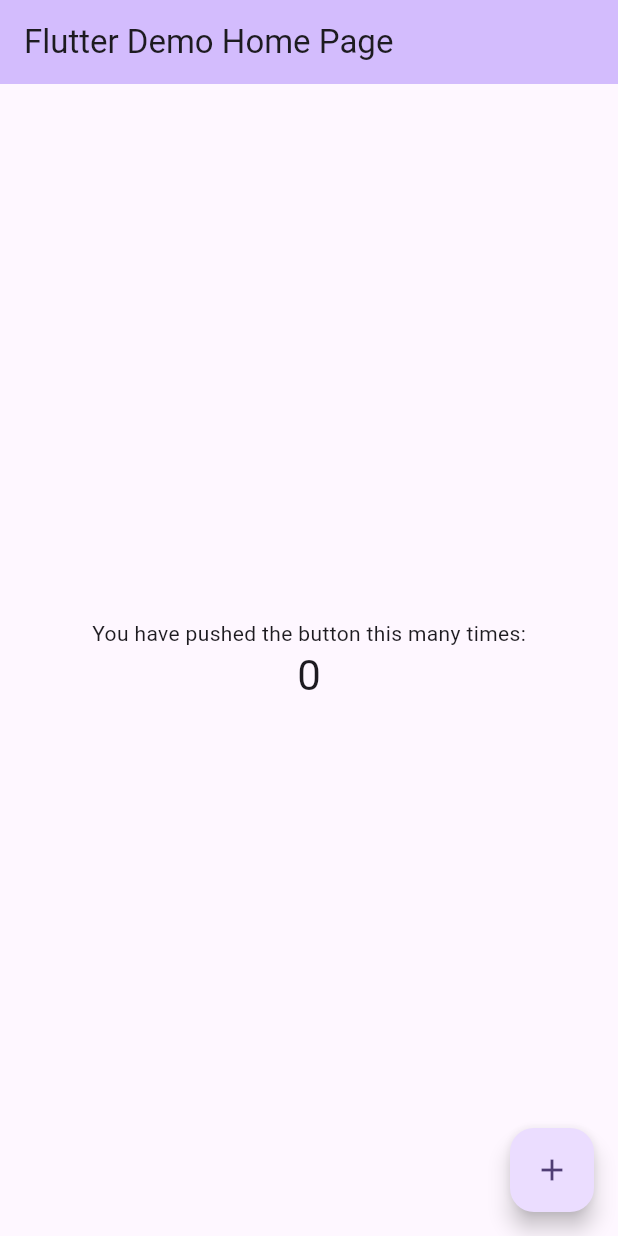
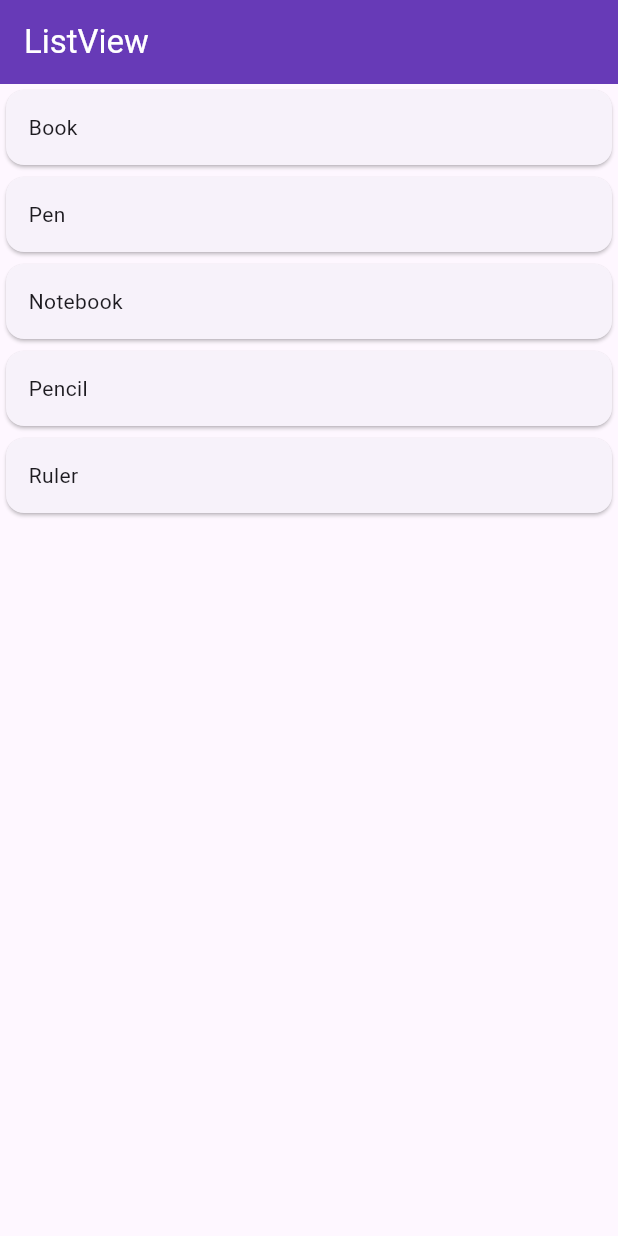
Before and after one commit to Nozimbek6603/FlutterTutorial, a Flutter app: the screen it shows after launch, on a phone screen of 412 x 824 dp. Run offline on Flutter 3.47's test engine with Material 3 defaults, Android fonts, the phone set to English and light mode, and no system bars.

Commit message:
ListView end

```diff
--- a/lib/main.dart
+++ b/lib/main.dart
@@ -7,119 +7,55 @@
 class MyApp extends StatelessWidget {
   const MyApp({super.key});
 
-  // This widget is the root of your application.
   @override
   Widget build(BuildContext context) {
     return MaterialApp(
-      title: 'Flutter Demo',
-      theme: ThemeData(
-        // This is the theme of your application.
-        //
-        // TRY THIS: Try running your application with "flutter run". You'll see
-        // the application has a purple toolbar. Then, without quitting the app,
-        // try changing the seedColor in the colorScheme below to Colors.green
-        // and then invoke "hot reload" (save your changes or press the "hot
-        // reload" button in a Flutter-supported IDE, or press "r" if you used
-        // the command line to start the app).
-        //
-        // Notice that the counter didn't reset back to zero; the application
-        // state is not lost during the reload. To reset the state, use hot
-        // restart instead.
-        //
-        // This works for code too, not just values: Most code changes can be
-        // tested with just a hot reload.
-        colorScheme: ColorScheme.fromSeed(seedColor: Colors.deepPurple),
-        useMaterial3: true,
-      ),
-      home: const MyHomePage(title: 'Flutter Demo Home Page'),
+      home: MyHomePage(),
     );
   }
 }
 
-class MyHomePage extends StatefulWidget {
-  const MyHomePage({super.key, required this.title});
-
-  // This widget is the home page of your application. It is stateful, meaning
-  // that it has a State object (defined below) that contains fields that affect
-  // how it looks.
-
-  // This class is the configuration for the state. It holds the values (in this
-  // case the title) provided by the parent (in this case the App widget) and
-  // used by the build method of the State. Fields in a Widget subclass are
-  // always marked "final".
-
-  final String title;
-
-  @override
-  State<MyHomePage> createState() => _MyHomePageState();
-}
-
-class _MyHomePageState extends State<MyHomePage> {
-  int _counter = 0;
-
-  void _incrementCounter() {
-    setState(() {
-      // This call to setState tells the Flutter framework that something has
-      // changed in this State, which causes it to rerun the build method below
-      // so that the display can reflect the updated values. If we changed
-      // _counter without calling setState(), then the build method would not be
-      // called again, and so nothing would appear to happen.
-      _counter++;
-    });
-  }
+class MyHomePage extends StatelessWidget {
+  const MyHomePage({super.key});
 
   @override
   Widget build(BuildContext context) {
-    // This method is rerun every time setState is called, for instance as done
-    // by the _incrementCounter method above.
-    //
-    // The Flutter framework has been optimized to make rerunning build methods
-    // fast, so that you can just rebuild anything that needs updating rather
-    // than having to individually change instances of widgets.
+    List<String> myList = ['Book', 'Pen', 'Notebook', 'Pencil', 'Ruler'];
     return Scaffold(
-      appBar: AppBar(
-        // TRY THIS: Try changing the color here to a specific color (to
-        // Colors.amber, perhaps?) and trigger a hot reload to see the AppBar
-        // change color while the other colors stay the same.
-        backgroundColor: Theme.of(context).colorScheme.inversePrimary,
-        // Here we take the value from the MyHomePage object that was created by
-        // the App.build method, and use it to set our appbar title.
-        title: Text(widget.title),
-      ),
-      body: Center(
-        // Center is a layout widget. It takes a single child and positions it
-        // in the middle of the parent.
-        child: Column(
-          // Column is also a layout widget. It takes a list of children and
-          // arranges them vertically. By default, it sizes itself to fit its
-          // children horizontally, and tries to be as tall as its parent.
-          //
-          // Column has various properties to control how it sizes itself and
-          // how it positions its children. Here we use mainAxisAlignment to
-          // center the children vertically; the main axis here is the vertical
-          // axis because Columns are vertical (the cross axis would be
-          // horizontal).
-          //
-          // TRY THIS: Invoke "debug painting" (choose the "Toggle Debug Paint"
-          // action in the IDE, or press "p" in the console), to see the
-          // wireframe for each widget.
-          mainAxisAlignment: MainAxisAlignment.center,
-          children: <Widget>[
-            const Text(
-              'You have pushed the button this many times:',
-            ),
-            Text(
-              '$_counter',
-              style: Theme.of(context).textTheme.headlineMedium,
-            ),
-          ],
+        appBar: AppBar(
+          backgroundColor: Colors.deepPurple,
+          foregroundColor: Colors.white,
+          title: Text("ListView"),
         ),
-      ),
-      floatingActionButton: FloatingActionButton(
-        onPressed: _incrementCounter,
-        tooltip: 'Increment',
-        child: const Icon(Icons.add),
-      ), // This trailing comma makes auto-formatting nicer for build methods.
+        body:Container(
+          child: ListView.builder(
+            itemCount: myList.length,
+            itemBuilder: (BuildContext context, int index) {
+              return Card(
+                child: Padding(
+                  padding: EdgeInsets.all(15.0),
+                  child: Text(myList[index]),
+                ),
+              );
+            },
+          ),
+        )
+
+
+
+
+
+        // oddiy list view oz sonli royhatda yaxshi qolgan vaqtda sekinlashtiradi
+        // body: ListView(
+        //   children: myList.map((item) {
+        //     return Card(
+        //       child: Padding(
+        //         padding: EdgeInsets.all(15.0),
+        //         child: Text(item),
+        //       ),
+        //     );
+        //   }).toList(),
+        // )
     );
   }
 }
```
